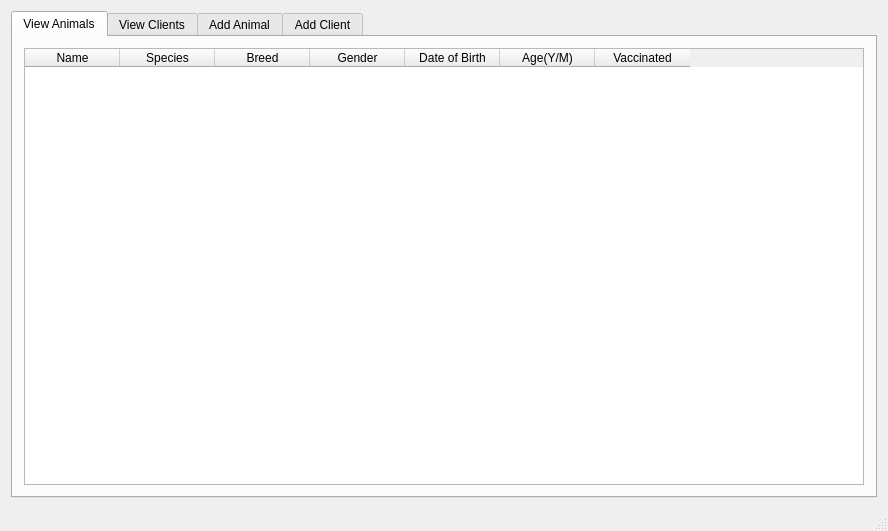
davidNguyenCU/3004cuACS, file CUACS/cuacsview.ui: the form before one commit.
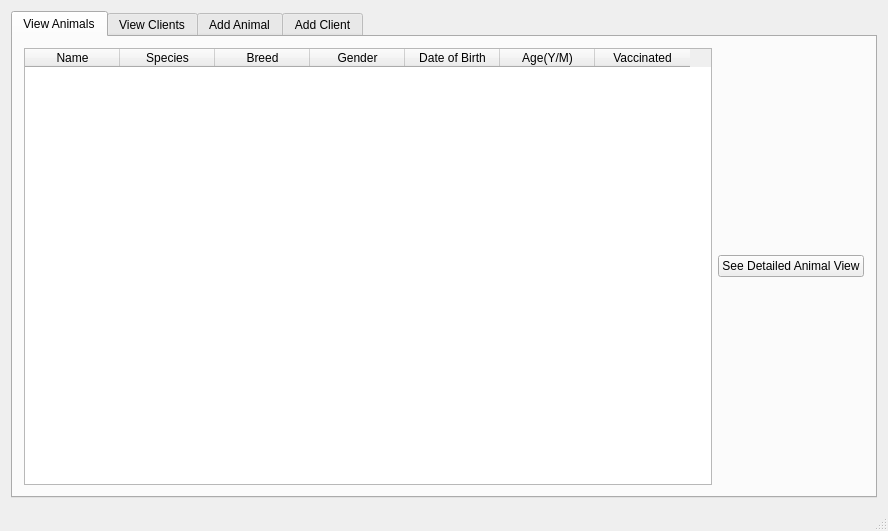
The form after the commit. The open tabs and pages were chosen to show the change.

Commit message: Set up detailed animal view

The edit to the form file:
```diff
--- a/CUACS/cuacsview.ui
+++ b/CUACS/cuacsview.ui
@@ -15,7 +15,7 @@
   </property>
   <widget class="QWidget" name="centralWidget">
    <layout class="QGridLayout" name="gridLayout_2">
-    <item row="0" column="0">
+    <item row="0" column="1">
      <widget class="QTabWidget" name="tabView">
       <property name="enabled">
        <bool>true</bool>
@@ -33,15 +33,13 @@
        <attribute name="title">
         <string>View Animals</string>
        </attribute>
-       <layout class="QGridLayout" name="gridLayout">
-        <item row="0" column="0">
-         <layout class="QVBoxLayout" name="verticalLayout_3">
-          <item>
+       <layout class="QGridLayout" name="_2">
+        <item row="1" column="0">
            <widget class="QTableWidget" name="animalTbl">
             <property name="sizePolicy">
              <sizepolicy hsizetype="Expanding" vsizetype="Expanding">
-              <horstretch>10</horstretch>
-              <verstretch>10</verstretch>
+            <horstretch>1</horstretch>
+            <verstretch>1</verstretch>
              </sizepolicy>
             </property>
             <property name="editTriggers">
@@ -93,7 +91,12 @@
             </column>
            </widget>
           </item>
-         </layout>
+        <item row="1" column="1">
+         <widget class="QPushButton" name="pushButton">
+          <property name="text">
+           <string>See Detailed Animal View</string>
+          </property>
+         </widget>
         </item>
        </layout>
       </widget>
```
Left out of the diff: 2 changed lines with no effect on the pictures. Lines whose indentation alone changed are shown as unchanged. The commit also changes 8 other files.
